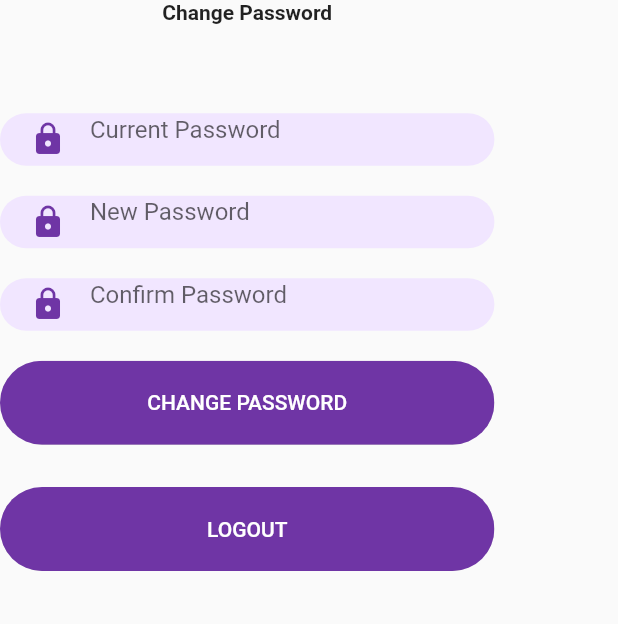
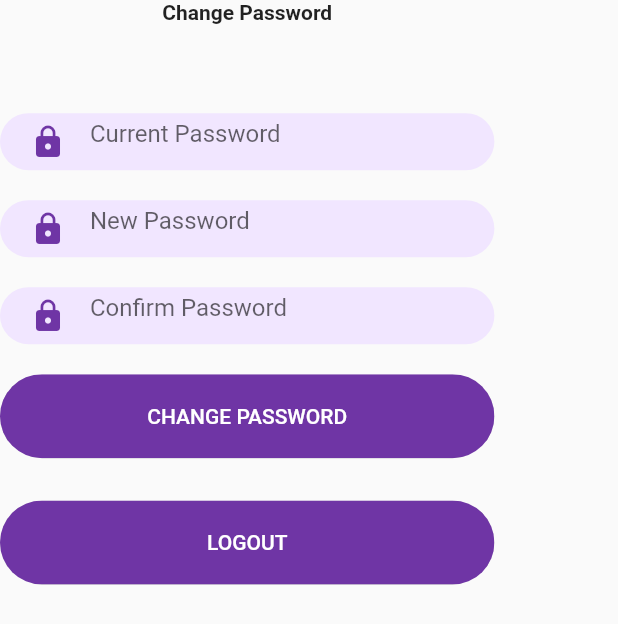
Before and after one commit to mayur-holo/generic-flutter-library, a Flutter app: the Body screen opened directly, on a phone screen of 412 x 824 dp. Shown: the top 624 px of the screen. Run offline on Flutter 3.47's test engine with Material 2 defaults, Android fonts, the phone set to English and light mode, and no system bars; our stand-ins replace package_info, shared_preferences; accounts and stored records are empty.

Commit message:
height inc for field

```diff
--- a/holo_flutter_library/lib/src/app/widgets/core/my-calendar.widget.dart
+++ b/holo_flutter_library/lib/src/app/widgets/core/my-calendar.widget.dart
@@ -104,7 +104,7 @@ class _MyCalendarState extends State<MyCalendar> {
                 )
               : const SizedBox(),
           SizedBox(
-            height: 25.0,
+            height: 28.0,
             child: TextFormField(
               readOnly: !widget.editable!,
               onTap: () {
--- a/holo_flutter_library/lib/src/app/widgets/core/my-text-field.widget.dart
+++ b/holo_flutter_library/lib/src/app/widgets/core/my-text-field.widget.dart
@@ -187,7 +187,7 @@ class _MyTextFieldState extends State<MyTextField> {
             height:
                 widget.errorText.isNotEmpty || _textFieldErrorText.isNotEmpty
                     ? 40.0
-                    : 25.0,
+                    : 28.0,
             child: TextField(
               obscureText: widget.textFieldType == MyTextFieldType.Password
                   ? true
```
